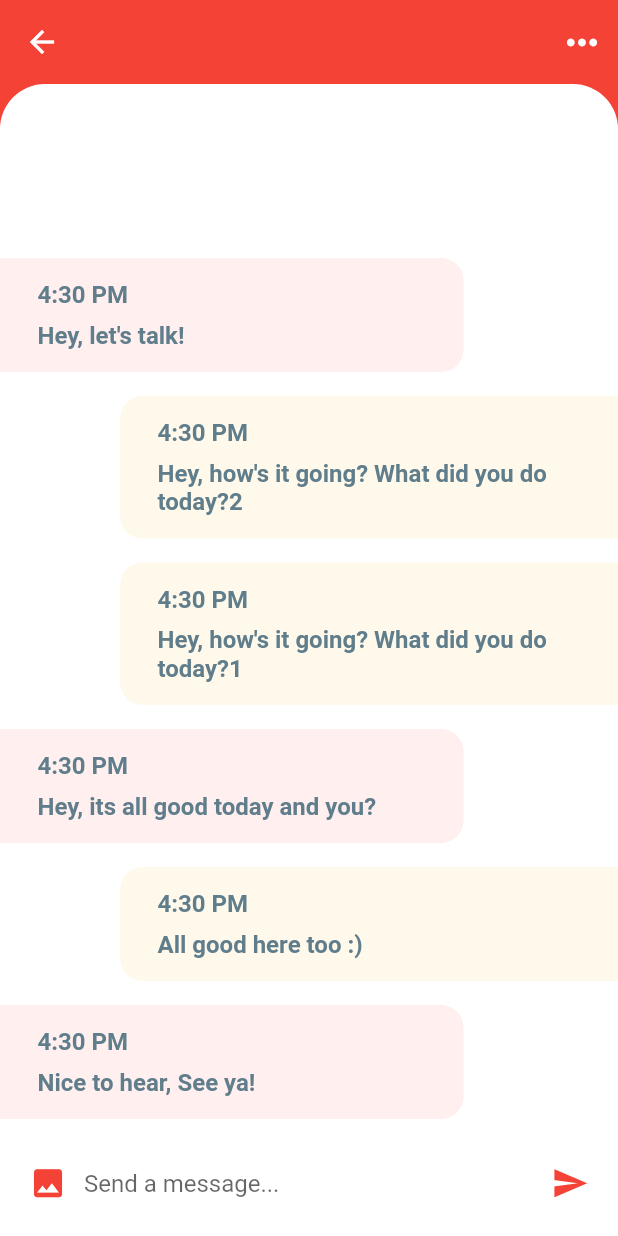
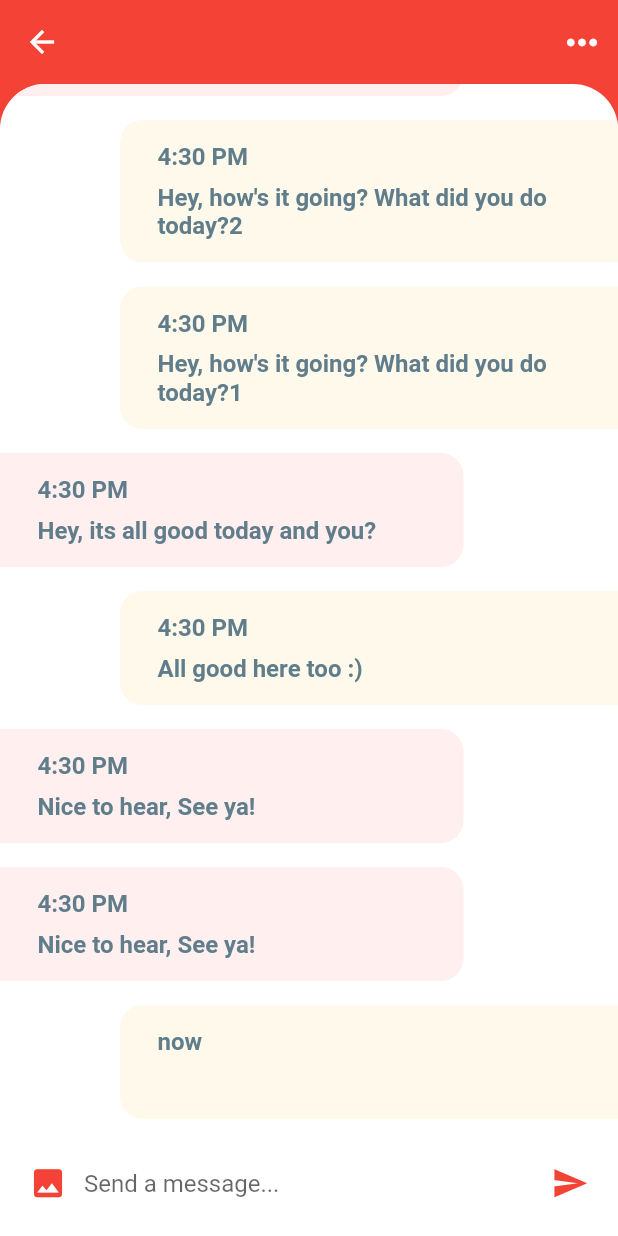
Before and after one commit to ritviksharma4/Mercury, a Flutter app: the ChatScreen screen opened directly with empty values, after a tap on the "send" icon, on a phone screen of 412 x 824 dp. Run offline on Flutter 3.47's test engine with Material 2 defaults, Android fonts, the phone set to English and light mode, and no system bars.

Commit message:
dis give text

```diff
--- a/flutter_chat_ui/lib/models/message_model.dart
+++ b/flutter_chat_ui/lib/models/message_model.dart
@@ -12,6 +12,13 @@ class Message {
     this.time,
     this.text,
   });
+//	static makeMessage(User user, String time, String text){
+//					return new Message({
+//									this.sender,
+//									this.time,
+//									this.text,
+//					});
+//	}
 }
 
 // YOU - current user
@@ -33,8 +40,13 @@ final User ChatBot = User(
 List<User> favorites = [ChatBot];
 
 List<Message> messages = [
+	Message(
+    sender: ChatBot,
+    time: '4:30 PM',
+    text: 'Nice to hear, See ya!',
+  ),
 
-  Message(
+	Message(
     sender: ChatBot,
     time: '4:30 PM',
     text: 'Nice to hear, See ya!',
--- a/flutter_chat_ui/lib/screens/chat_screen.dart
+++ b/flutter_chat_ui/lib/screens/chat_screen.dart
@@ -12,7 +12,8 @@ class ChatScreen extends StatefulWidget {
 }
 
 class _ChatScreenState extends State<ChatScreen> {
-  _buildMessage(Message message, bool isMe) {
+  TextEditingController controller =  TextEditingController();
+	_buildMessage(Message message, bool isMe) {
     final Container msg = Container(
       margin: isMe
           ? EdgeInsets.only(
@@ -96,6 +97,7 @@ class _ChatScreenState extends State<ChatScreen> {
           ),
           Expanded(
             child: TextField(
+							controller: controller,
               textCapitalization: TextCapitalization.sentences,
               onChanged: (value) {},
               decoration: InputDecoration.collapsed(
@@ -108,8 +110,19 @@ class _ChatScreenState extends State<ChatScreen> {
             iconSize: 25.0,
             color: Theme.of(context).primaryColor,
             onPressed: (
-//                IconData sendText = IconData(0xe163)
-                ) {},
+               // IconData sendText = IconData(0xe163)
+						) {
+									messages.insert(0,
+													Message(
+																	sender: Ritvik,
+																	time: 'now',
+																	text: controller.text,
+																	)
+													);
+									setState((){});
+									//print(messages[0].time + '\n'+ messages[0].text);
+
+						},
           ),
         ],
       ),
```
Also changed, not shown: flutter_chat_ui/pubspec.lock.
